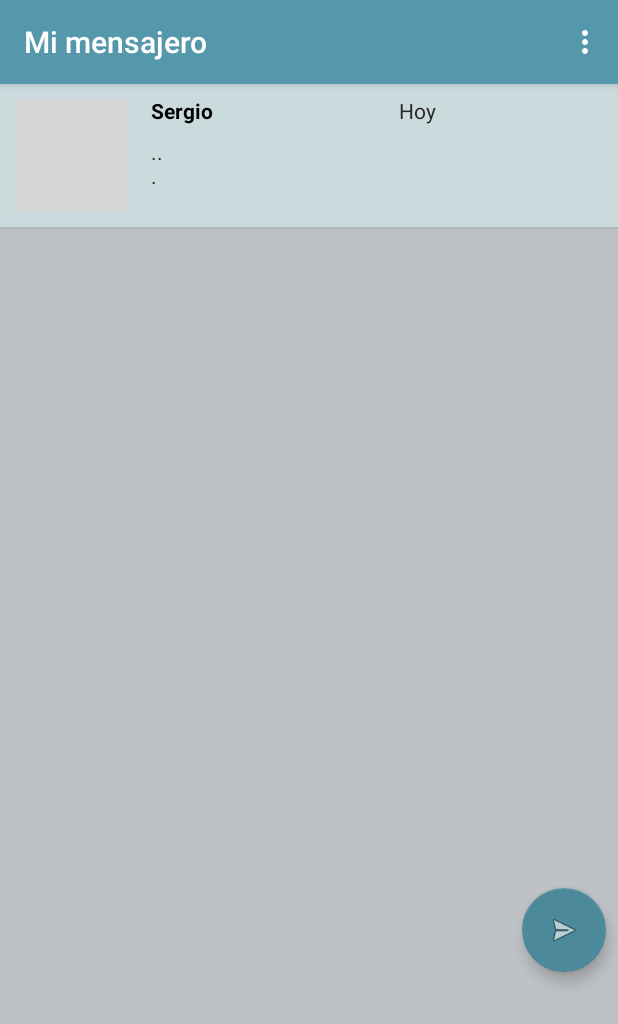
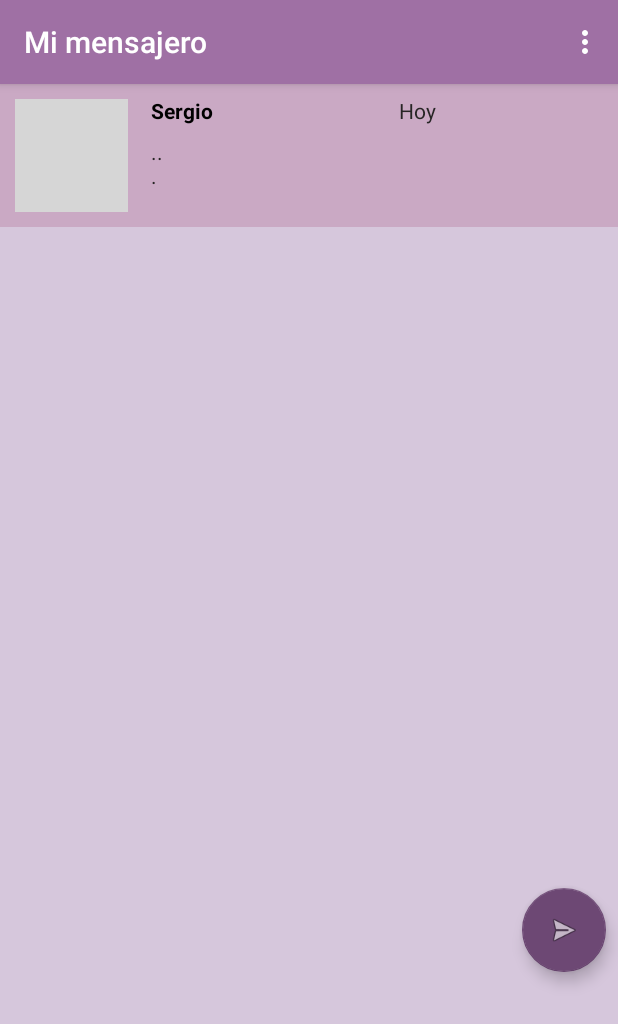
Before and after one commit to anjeprol/MyChatUtils, an Android app: the screen it shows after launch (MainActivity), on a phone screen of 412 x 824 dp. Shown: the top 1024 px of the screen. Run offline under Robolectric (Android 15) with nearby library versions, the phone set to English and light mode, and no system bars; grey boxes are pictures that could not be loaded.

Commit message:
updated styles to purple theme

```diff
--- a/app/src/main/res/drawable/button_custom.xml
+++ b/app/src/main/res/drawable/button_custom.xml
@@ -5,8 +5,8 @@
             <item android:bottom="2dp" android:left="2dp">
                 <shape>
                     <gradient android:angle="270"
-                        android:endColor="#C5D8DC" android:startColor="#B9E5F3" />
-                    <stroke android:width="1dp" android:color="#A8D7E6" />
+                        android:endColor="#D6C7DC" android:startColor="#CAA9C4" />
+                    <stroke android:width="1dp" android:color="#C093C5" />
                     <corners android:radius="114dp" />
                     <padding android:bottom="10dp" android:left="10dp"
                         android:right="10dp" android:top="10dp" />
--- a/app/src/main/res/drawable/circle.xml
+++ b/app/src/main/res/drawable/circle.xml
@@ -7,5 +7,5 @@
 
     <stroke
         android:width="50dp"
-        android:color="#DEF7FA" />
+        android:color="#D6C7DC" />
 </shape>
--- a/app/src/main/res/values/colors.xml
+++ b/app/src/main/res/values/colors.xml
@@ -1,15 +1,15 @@
 <?xml version="1.0" encoding="utf-8"?>
 <resources>
-    <color name="colorPrimary">#5597AB</color>
-    <color name="colorTint">#D2D6D6</color>
-    <color name="colorPrimaryDark">#345E6A</color>
-    <color name="colorAccent">#4C899A</color>
-    <color name="bg_text_sent">#60AFC5</color>
-    <color name="divider">#B2B6B6</color>
+    <color name="colorPrimary">#9F70A4</color>
+    <color name="colorTint">#D6C7DC</color>
+    <color name="colorPrimaryDark">#442E47</color>
+    <color name="colorAccent">#6D4874</color>
+    <color name="bg_text_sent">#CAA9C4</color>
+    <color name="divider">#D6C7DC</color>
     <color name="tx_color">#272525</color>
     <color name="bg_messages">#F1E7D7</color>
-    <color name="bg_msg_received">#D0DDD5</color>
-    <color name="bg_msg_preview">#CBDADD</color>
-    <color name="bg_location">#BEC1C5</color>
+    <color name="bg_msg_received">#E2D3E8</color>
+    <color name="bg_msg_preview">#CAA9C4</color>
+    <color name="bg_location">#D6C7DC</color>
 
 </resources>
```
Also changed, not shown: app/src/main/res/drawable/edit_custom.xml (added, +18 -0 lines), app/src/main/res/drawable-v24/wallpaper.jpg (deleted), app/src/main/res/drawable/wallpaper.jpg (added).
